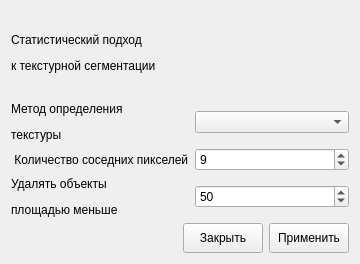
First picture: the form in segmentationwindow.ui, repository meikuam/img_proc, before the edit.
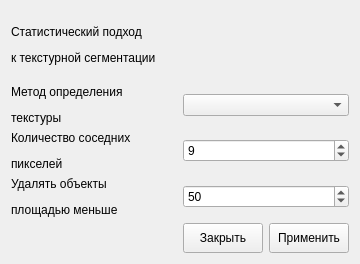
Second picture: the form after the edit.

Diff of the .ui file:
```diff
--- a/segmentationwindow.ui
+++ b/segmentationwindow.ui
@@ -90,7 +90,7 @@
       <item row="4" column="0">
        <widget class="QLabel" name="labelSize">
         <property name="text">
-         <string> Количество соседних пикселей</string>
+         <string>&lt;html&gt;&lt;head/&gt;&lt;body&gt;&lt;p&gt;Количество соседних &lt;/p&gt;&lt;p&gt;пикселей&lt;/p&gt;&lt;/body&gt;&lt;/html&gt;</string>
         </property>
        </widget>
       </item>
@@ -103,6 +103,9 @@
       </item>
       <item row="3" column="0">
        <widget class="QLabel" name="labelNeighbours">
+        <property name="frameShape">
+         <enum>QFrame::NoFrame</enum>
+        </property>
         <property name="text">
          <string>&lt;html&gt;&lt;head/&gt;&lt;body&gt;&lt;p&gt;Метод определения &lt;/p&gt;&lt;p&gt;текстуры&lt;/p&gt;&lt;/body&gt;&lt;/html&gt;</string>
         </property>
```
